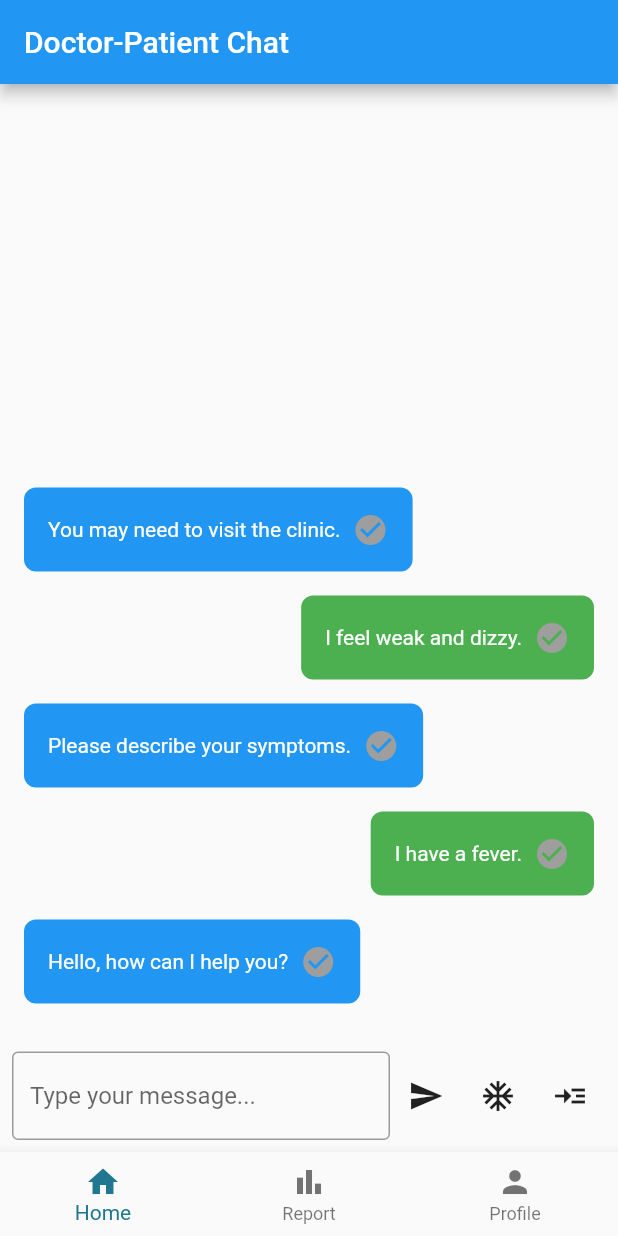
After one commit to Mohamednabih1/graduation-project, a Flutter app: the HomeContent screen opened directly, after a tap on the "send" icon, on a phone screen of 412 x 824 dp. The commit adds this screen. Run offline on Flutter 3.47's test engine with Material 2 defaults, Android fonts, the phone set to English and light mode, and no system bars; our stand-ins replace animated_text_kit, carousel_slider, cloud_firestore, connectivity_plus, dio, dropdown_button2 and 10 more; missing offline and left inert: model_viewer_plus; accounts and stored records are empty; generated files the repository leaves out were written again.

Commit message:
created RTC

```diff
--- a/lib/app/constants/routes_constants.dart
+++ b/lib/app/constants/routes_constants.dart
@@ -8,6 +8,7 @@ class RoutesPath {
   static const profile = "/profile";
   static const exercise = "/exercise";
   static const exerciseDetails = "/exerciseDetails";
+  static const rtc = "/rtc";
 }
 
 class RoutesName {
@@ -20,4 +21,5 @@ class RoutesName {
   static const profile = "profile";
   static const exercise = "exercise";
   static const exerciseDetails = "exerciseDetails";
+  static const rtc = "rtc";
 }
--- a/lib/data/data_source/local_data_source.dart/permanent_data_source/shared_preferences.dart
+++ b/lib/data/data_source/local_data_source.dart/permanent_data_source/shared_preferences.dart
@@ -3,21 +3,17 @@ import 'package:shared_preferences/shared_preferences.dart';
 class AppCacheKeys {
   static const darkMode = "darkMode";
   static const isUserLoggedIn = "isUserLoggedIn";
-
   static const userID = "userID";
   static const userName = "username";
-
   static const userEmail = "userEmail";
   static const password = "password";
-
   static const userHeight = "userHeight";
   static const userWeight = "userWeight";
   static const userAge = "userAge";
   static const userGender = "userGender";
-
   static const userPhoneNum = "userPhoneNum";
-
   static const isOpenedOnce = "isOpenedOnce";
+  static const isUserPatient = "isUserPatient";
 }
 
 class AppCache {
@@ -57,9 +53,12 @@ class AppCache {
   void setUserPassword(String value) =>
       _sharedPreferences.setString(AppCacheKeys.password, value);
 
+  void setIsUserPatient(bool value) =>
+      _sharedPreferences.setBool(AppCacheKeys.isUserPatient, value);
+
   void setUserGender(String value) =>
       _sharedPreferences.setString(AppCacheKeys.userGender, value);
-
+// end of set
   int get getUserId => _sharedPreferences.getInt(AppCacheKeys.userID) ?? -1;
 
   bool get getDarkMode =>
@@ -95,6 +94,9 @@ class AppCache {
   String getUserGender() =>
       _sharedPreferences.getString(AppCacheKeys.userGender) ?? "";
 
+  bool getIsUserPatient() =>
+      _sharedPreferences.getBool(AppCacheKeys.isUserPatient) ?? false;
+
   setUserData({
     required int userID,
     required String username,
@@ -105,6 +107,7 @@ class AppCache {
     required String weight,
     required String height,
     required String gender,
+    required String role,
   }) {
     setUserId(userID);
     setUserName(username);
@@ -115,6 +118,11 @@ class AppCache {
     setUserWeight(weight);
     setUserHeight(height);
     setUserGender(gender);
+    if (role == "patient") {
+      setIsUserPatient(true);
+    } else {
+      setIsUserPatient(false);
+    }
   }
 
   void logOutUser() {
--- a/lib/domain/classes/user.dart
+++ b/lib/domain/classes/user.dart
@@ -9,6 +9,7 @@ class UserData {
   final String weight;
   final String phoneNum;
   final String age;
+  final String role;
 
   UserData({
     required this.username,
@@ -19,6 +20,7 @@ class UserData {
     required this.weight,
     required this.phoneNum,
     required this.age,
+    required this.role,
   });
 
   factory UserData.fromSnapshot(DocumentSnapshot snapshot) {
@@ -31,6 +33,7 @@ class UserData {
       weight: snapshot['weight'] as String,
       phoneNum: snapshot['phoneNum'] as String,
       age: snapshot['age'] as String,
+      role: snapshot['role'] as String,
     );
   }
 }
--- a/lib/main.dart
+++ b/lib/main.dart
@@ -1,7 +1,6 @@
 import 'package:gradproject/app/app.dart';
 import 'package:flutter/material.dart';
 import 'package:gradproject/domain/managers/fireBase/fireBase.dart';
-
 import 'app/di.dart';
 
 void main() async {
--- a/lib/presentation/navigation/app_router.dart
+++ b/lib/presentation/navigation/app_router.dart
@@ -8,6 +8,7 @@ import 'package:gradproject/presentation/ui/getStarted/view/getStart.dart';
 import 'package:gradproject/presentation/ui/home_page/view/home.dart';
 import 'package:gradproject/presentation/ui/login_page/view/login.dart';
 import 'package:gradproject/presentation/ui/profile/view/profile.dart';
+import 'package:gradproject/presentation/ui/real_time_chat/view/RTC.dart';
 import 'package:gradproject/presentation/ui/setUserData/view/set_user_data.dart';
 import 'package:gradproject/presentation/ui/sign_up/view/sign_up.dart';
 import 'package:gradproject/presentation/ui/splash_page/view/splash_page.dart';
@@ -57,6 +58,11 @@ class AppRouter {
         builder: (context, state) => const Profile(),
       ),
       GoRoute(
+        name: RoutesName.rtc,
+        path: RoutesPath.rtc,
+        builder: (context, state) => const RTC(),
+      ),
+      GoRoute(
           name: RoutesName.exercise,
           path: RoutesPath.exercise,
           builder: (context, state) {
--- a/lib/presentation/ui/home_page/view/home.dart
+++ b/lib/presentation/ui/home_page/view/home.dart
@@ -6,6 +6,7 @@ import 'package:gradproject/app/global_functions.dart';
 import 'package:gradproject/domain/classes/header/header_function.dart';
 import 'package:gradproject/presentation/ui/common/header.dart';
 import 'package:gradproject/presentation/ui/profile/view/profile.dart';
+import 'package:gradproject/presentation/ui/real_time_chat/view/RTC.dart';
 import 'package:gradproject/presentation/ui/report/view/report.dart';
 import 'package:provider/provider.dart';
 import 'package:gradproject/presentation/ui/home_page/view_model/home_model.dart';
@@ -422,7 +423,11 @@ class _HomeContentState extends State<HomeContent> {
 
   Widget getBody(screenWidth, screenHeight) {
     if (selectedIndex == 0) {
-      return getHomeBody(screenWidth, screenHeight);
+      if (_homeViewModel.isUserPatient) {
+        return getHomeBody(screenWidth, screenHeight);
+      } else {
+        return const RTC();
+      }
     } else if (selectedIndex == 1) {
       return const Report();
     } else {
--- a/lib/presentation/ui/home_page/view_model/home_model.dart
+++ b/lib/presentation/ui/home_page/view_model/home_model.dart
@@ -15,6 +15,7 @@ class HomeViewModel extends BaseViewModel with ChangeNotifier {
   late final String weight;
   late final String phoneNum;
   late final String age;
+  late final bool isUserPatient;
 
   void logOut(BuildContext ctx) {
     _sharedPreferences.setIsUserLoggedIn(false);
@@ -39,5 +40,6 @@ class HomeViewModel extends BaseViewModel with ChangeNotifier {
     weight = _sharedPreferences.getUserWeight();
     phoneNum = _sharedPreferences.getUserPhoneNum();
     age = _sharedPreferences.getUserAge();
+    isUserPatient = _sharedPreferences.getIsUserPatient();
   }
 }
--- a/lib/presentation/ui/login_page/view_model/login_model.dart
+++ b/lib/presentation/ui/login_page/view_model/login_model.dart
@@ -54,11 +54,15 @@ class LoginViewModel extends BaseViewModel with ChangeNotifier {
             age: loginUserData.age,
             weight: loginUserData.weight,
             gender: loginUserData.gender,
-              height: loginUserData.height);
+            height: loginUserData.height,
+            role: loginUserData.role,
+          );
+          if (loginUserData.role == "patient") {
+            context.pushReplacementNamed(RoutesName.home);
+          } else {
+            context.pushReplacementNamed(RoutesName.rtc);
           }
-
-        // ignore: use_build_context_synchronously
-        context.pushReplacementNamed(RoutesName.home);
+        }
       } else {
         ToastManager.showTextToast("wrong username or password");
       }
--- /dev/null
+++ b/lib/presentation/ui/real_time_chat/view/RTC.dart
@@ -0,0 +1,149 @@
+import 'package:flutter/material.dart';
+import 'package:gradproject/presentation/ui/real_time_chat/view_model/RTC_model.dart';
+import 'package:provider/provider.dart';
+
+class RTC extends StatelessWidget {
+  const RTC({super.key});
+
+  @override
+  Widget build(BuildContext context) {
+    return ChangeNotifierProvider<RTCViewModel>(
+      create: (context) => RTCViewModel(),
+      builder: (context, child) {
+        return const RTCContent();
+      },
+    );
+  }
+}
+
+class RTCContent extends StatefulWidget {
+  const RTCContent({super.key});
+
+  @override
+  State<RTCContent> createState() => _RTCContentState();
+}
+
+class _RTCContentState extends State<RTCContent> {
+  late final RTCViewModel rTCViewModel;
+
+  void _bind(BuildContext context) {
+    rTCViewModel = Provider.of<RTCViewModel>(context, listen: false);
+    rTCViewModel.start();
+  }
+
+  AppBar get appBar {
+    return AppBar(title: const Text("RTC"));
+  }
+
+  @override
+  void initState() {
+    _bind(context);
+    super.initState();
+  }
+
+  final TextEditingController msgCtr = TextEditingController();
+
+  @override
+  Widget build(BuildContext context) {
+    return Scaffold(
+      appBar: AppBar(
+        title: const Text('Doctor-Patient Chat'),
+      ),
+      body: Column(
+        children: <Widget>[
+          Expanded(
+            child: ListView(
+              padding: const EdgeInsets.all(16.0),
+              reverse: true,
+              children: <Widget>[...rTCViewModel.msgList],
+            ),
+          ),
+          Padding(
+            padding: const EdgeInsets.all(8.0),
+            child: Row(
+              children: <Widget>[
+                Expanded(
+                  child: TextField(
+                    controller: msgCtr,
+                    decoration: const InputDecoration(
+                      hintText: 'Type your message...',
+                      border: OutlineInputBorder(),
+                    ),
+                  ),
+                ),
+                IconButton(
+                  icon: const Icon(Icons.send),
+                  onPressed: () {
+                    String msg = msgCtr.text;
+                    rTCViewModel.sendMessage(msg);
+                    msgCtr.text = "";
+                  },
+                ),
+                IconButton(
+                  icon: const Icon(Icons.ac_unit_outlined),
+                  onPressed: () {},
+                ),
+                IconButton(
+                  icon: const Icon(Icons.read_more),
+                  onPressed: () {
+                    rTCViewModel.createNewChat();
+                  },
+                ),
+              ],
+            ),
+          ),
+        ],
+      ),
+    );
+  }
+}
+
+class MessageWidget extends StatelessWidget {
+  final String message;
+  final String sender;
+  final bool isSent;
+
+  const MessageWidget(
+      {super.key,
+      required this.message,
+      required this.sender,
+      required this.isSent});
+
+  @override
+  Widget build(BuildContext context) {
+    return Container(
+      margin: const EdgeInsets.symmetric(vertical: 8.0),
+      child: Row(
+        mainAxisSize: MainAxisSize.max,
+        mainAxisAlignment: sender == 'Doctor'
+            ? MainAxisAlignment.start
+            : MainAxisAlignment.end,
+        children: <Widget>[
+          Container(
+              padding: const EdgeInsets.all(16.0),
+              decoration: BoxDecoration(
+                color: sender == 'Doctor' ? Colors.blue : Colors.green,
+                borderRadius: BorderRadius.circular(8.0),
+              ),
+              child: Row(
+                mainAxisSize: MainAxisSize.max,
+                children: [
+                  Text(
+                    message,
+                    style: const TextStyle(color: Colors.white),
+                  ),
+                  const SizedBox(width: 8.0),
+                  Visibility(
+                    visible: isSent,
+                    child: const Icon(
+                      Icons.check_circle,
+                      color: Colors.grey,
+                    ),
+                  ),
+                ],
+              )),
+        ],
+      ),
+    );
+  }
+}
--- /dev/null
+++ b/lib/presentation/ui/real_time_chat/view_model/RTC_model.dart
@@ -0,0 +1,99 @@
+import 'package:flutter/material.dart';
+import 'package:gradproject/app/global_functions.dart';
+import 'package:gradproject/presentation/ui/common/base/base_view_model.dart';
+import 'package:cloud_firestore/cloud_firestore.dart';
+import 'package:gradproject/presentation/ui/real_time_chat/view/RTC.dart';
+
+class RTCViewModel extends BaseViewModel with ChangeNotifier {
+  //example of functions
+  // void logOut(BuildContext ctx) {
+  //   DI.getItInstance<AppCache>().setIsUserLoggedIn(false);
+  //   ctx.pushReplacementNamed(RoutesName.splash);
+  // }
+  List<MessageWidget> msgList = [
+    const MessageWidget(
+        isSent: true, message: 'Hello, how can I help you?', sender: 'Doctor'),
+    const MessageWidget(
+        isSent: true, message: 'I have a fever.', sender: 'Patient'),
+    const MessageWidget(
+        isSent: true,
+        message: 'Please describe your symptoms.',
+        sender: 'Doctor'),
+    const MessageWidget(
+        isSent: true, message: 'I feel weak and dizzy.', sender: 'Patient'),
+    const MessageWidget(
+        isSent: true,
+        message: 'You may need to visit the clinic.',
+        sender: 'Doctor')
+  ];
+
+  void sendMessage(messageText) {
+    CollectionReference subCollection = FirebaseFirestore.instance
+        .collection('chatRoom')
+        .doc("48o3UU050YMHxMh9mt2j")
+        .collection('chat');
+
+    if (messageText.isNotEmpty) {
+      subCollection.add({
+        'msg': messageText,
+        'senderId': '1',
+        'receiverId': '2',
+        'timeSent': DateTime.now(),
+      });
+    }
+  }
+
+  void subMessage() async {
+    CollectionReference subCollection = FirebaseFirestore.instance
+        .collection('chatRoom')
+        .doc("48o3UU050YMHxMh9mt2j")
+        .collection('chat');
+
+    subCollection.snapshots().listen((snapshot) {
+      for (var change in snapshot.docChanges) {
+        if (change.type == DocumentChangeType.added) {
+          securePrint(change);
+          final data = change.doc.data() as Map<String, dynamic>;
+          String msg = data['msg'] as String;
+          msgList.insert(
+              0, MessageWidget(isSent: true, message: msg, sender: 'Doctor'));
+        } else if (change.type == DocumentChangeType.modified) {
+          // Handle updated data
+        } else if (change.type == DocumentChangeType.removed) {
+          // Handle deleted data
+        }
+      }
+    });
+  }
+
+  void createNewChat() {
+    int userId = 1;
+    int senderId = 4;
+    String msg = "orsa mesa";
+    CollectionReference usersRef =
+        FirebaseFirestore.instance.collection('chatRoom');
+    CollectionReference chatRef =
+        usersRef.doc('$userId' 'orsaIDz' '$senderId').collection('chat');
+
+    chatRef.add({
+      'msg': msg,
+      'senderId': "$userId",
+      'receiverId': '$senderId',
+      'timeSent': "${DateTime.now()}",
+    });
+  }
+
+  void receiveMessage(messageText) {
+    if (messageText.isNotEmpty) {
+      FirebaseFirestore.instance.collection('messages').add({
+        'text': messageText,
+        'timestamp': Timestamp.now(),
+      });
+    }
+  }
+
+  @override
+  void start() {
+    subMessage();
+  }
+}
--- a/lib/presentation/ui/sign_up/view_model/sign_up_model.dart
+++ b/lib/presentation/ui/sign_up/view_model/sign_up_model.dart
@@ -74,11 +74,11 @@ class SignUpViewModel extends ChangeNotifier {
   Future<void> addUserData(FireBaseManger fireBaseManger) async {
     securePrint("[signUp] username : $username ");
     securePrint("[signUp] password : $password ");
-    securePrint("[signUp] password : $email ");
-    securePrint("[signUp] password : $phoneNum ");
-    securePrint("[signUp] password : $age ");
-    securePrint("[signUp] password : $weight ");
-    securePrint("[signUp] password : $height ");
+    securePrint("[signUp] email : $email ");
+    securePrint("[signUp] phoneNum : $phoneNum ");
+    securePrint("[signUp] age : $age ");
+    securePrint("[signUp] weight : $weight ");
+    securePrint("[signUp] height : $height ");
 
     fireBaseManger.addUserData(
       username: username,
--- a/lib/presentation/ui/splash_page/view/splash_page.dart
+++ b/lib/presentation/ui/splash_page/view/splash_page.dart
@@ -29,13 +29,21 @@ class _SplashPageState extends State<SplashPage> {
   }
 
   void goNext() async {
+    // context.pushReplacementNamed(RoutesName.rtc);
+    // return;
     bool isUserLoggedIn = _appPreferences.getIsUserLoggedIn();
     securePrint("isUserLoggedIn: $isUserLoggedIn");
     bool isOpenedOnce = _appPreferences.getIsOpenedOnce();
+    bool isUserPatient = _appPreferences.getIsUserPatient();
     // context.pushReplacementNamed(RoutesName.profile);
 
     if (isUserLoggedIn) {
-      context.pushReplacementNamed(RoutesName.home);
+      bool isUserPatient = _appPreferences.getIsUserLoggedIn();
+      if (isUserPatient) {
+        context.pushReplacementNamed(RoutesName.home);
+      } else {
+        context.pushReplacementNamed(RoutesName.rtc);
+      }
     } else {
       if (isOpenedOnce) {
         context.pushReplacementNamed(RoutesName.login);
```
Lines whose indentation alone changed are shown as unchanged.
